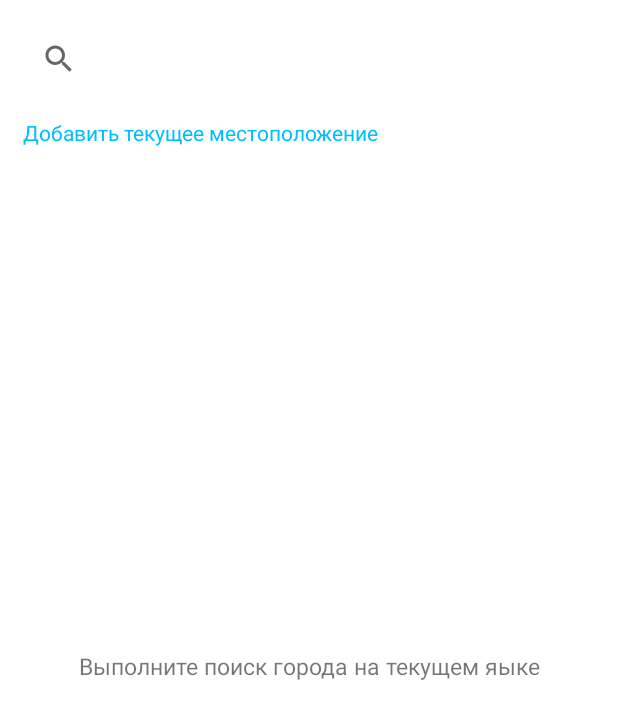
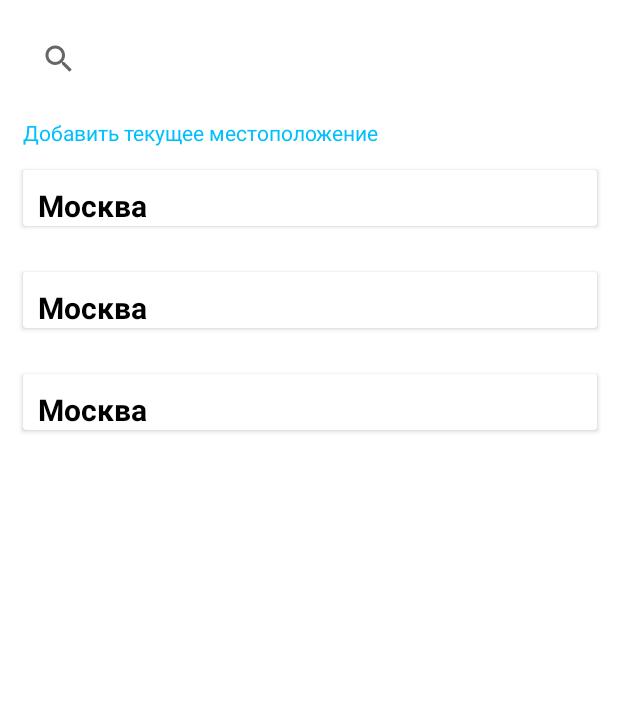
Before and after one commit to Iliassemeonidis/Kotlin_Start, an Android app: the layout fragment_city_dialog.xml on its own in the app's theme, with its tools: preview values and no code run, on a phone screen of 412 x 824 dp. Shown: the top 719 px of the screen. Run offline under Robolectric (Android 15) with nearby library versions, the phone set to English and light mode, and no system bars.

Commit message:
create DialogFragment

```diff
--- a/app/src/main/java/com/example/kotlinstart/view/data/Weather.kt
+++ b/app/src/main/java/com/example/kotlinstart/view/data/Weather.kt
@@ -4,5 +4,5 @@ import android.os.Parcelable
 import kotlinx.android.parcel.Parcelize
 
 @Parcelize
-data class Weather(var cityName: String, var region: String, var temperature: String) :
+data class Weather(var cityName: String, var region: String, var temperature: String = "27°C") :
     Parcelable
--- a/app/src/main/res/layout/fragment_city.xml
+++ b/app/src/main/res/layout/fragment_city_dialog.xml
@@ -4,7 +4,7 @@
     xmlns:tools="http://schemas.android.com/tools"
     android:layout_width="match_parent"
     android:layout_height="match_parent"
-    tools:context=".view.search.CityFragment">
+    tools:context=".view.search.CityDialogFragment">
 
     <androidx.appcompat.widget.SearchView
         android:id="@+id/search_city"
@@ -19,26 +19,23 @@
         app:layout_constraintTop_toTopOf="parent" />
 
     <TextView
+        android:id="@+id/text_view_description"
         android:layout_width="match_parent"
         android:layout_height="wrap_content"
+        android:layout_margin="15sp"
         android:text="@string/add_your_place"
-        android:layout_margin="15sp"
         android:textColor="@color/DeepSkyBlue"
         app:layout_constraintEnd_toEndOf="parent"
         app:layout_constraintStart_toStartOf="parent"
         app:layout_constraintTop_toBottomOf="@+id/search_city" />
 
-
-    <TextView
-        android:id="@+id/text_view_description"
-        android:layout_width="wrap_content"
-        android:layout_height="wrap_content"
-        android:text="@string/city_search"
-        android:textSize="15sp"
-        app:layout_constraintBottom_toBottomOf="parent"
+    <androidx.recyclerview.widget.RecyclerView
+        android:id="@+id/recycler_view_city_search"
+        android:layout_width="413dp"
+        android:layout_height="221dp"
+        app:layoutManager="androidx.recyclerview.widget.LinearLayoutManager"
         app:layout_constraintEnd_toEndOf="parent"
         app:layout_constraintStart_toStartOf="parent"
-        app:layout_constraintTop_toBottomOf="@+id/search_city" />
-
-
+        app:layout_constraintTop_toBottomOf="@id/text_view_description"
+        tools:listitem="@layout/item_city" />
 </androidx.constraintlayout.widget.ConstraintLayout>
--- /dev/null
+++ b/app/src/main/res/layout/item_city.xml
@@ -0,0 +1,28 @@
+<?xml version="1.0" encoding="utf-8"?>
+<androidx.cardview.widget.CardView xmlns:android="http://schemas.android.com/apk/res/android"
+    xmlns:app="http://schemas.android.com/apk/res-auto"
+    xmlns:tools="http://schemas.android.com/tools"
+    android:id="@+id/card_view_city"
+    android:layout_width="match_parent"
+    android:layout_height="wrap_content"
+    android:layout_margin="15sp"
+    android:elevation="20sp">
+
+    <androidx.constraintlayout.widget.ConstraintLayout
+        android:layout_width="match_parent"
+        android:layout_height="match_parent">
+
+        <TextView
+            android:id="@+id/text_view_city_name"
+            android:layout_width="wrap_content"
+            android:layout_height="wrap_content"
+            android:layout_marginStart="10dp"
+            android:layout_marginTop="10dp"
+            android:textColor="@color/black"
+            android:textSize="20sp"
+            android:textStyle="bold"
+            app:layout_constraintStart_toStartOf="parent"
+            app:layout_constraintTop_toTopOf="parent"
+            tools:text="Москва" />
+    </androidx.constraintlayout.widget.ConstraintLayout>
+</androidx.cardview.widget.CardView>
--- a/app/src/main/res/values/strings.xml
+++ b/app/src/main/res/values/strings.xml
@@ -16,6 +16,7 @@
     <string name="city_search">Выполните поиск города на текущем яыке</string>
     <string name="hint_city">Город</string>
     <string name="add_your_place">Добавить текущее местоположение</string>
+    <string name="exit">Для выхода нажмите еще раз</string>
 
     <string-array name="city">
         <item>Москва</item>
```
Also changed, not shown: app/src/main/java/com/example/kotlinstart/view/MainActivity.kt (+25 -1 lines), app/src/main/java/com/example/kotlinstart/view/search/CityDialogAdapter.kt (added, +29 -0 lines), app/src/main/java/com/example/kotlinstart/view/search/CityDialogFragment.kt (added, +24 -0 lines), app/src/main/java/com/example/kotlinstart/view/search/CityDialogViewModel.kt (added, +7 -0 lines), app/src/main/java/com/example/kotlinstart/view/search/CityFragment.kt (deleted, +0 -24 lines), app/src/main/java/com/example/kotlinstart/view/weatherscreen/WeatherFragment.kt (+8 -2 lines), app/src/main/java/com/example/kotlinstart/view/weatherscreen/WeatherViewModel.kt (+2 -8 lines).
